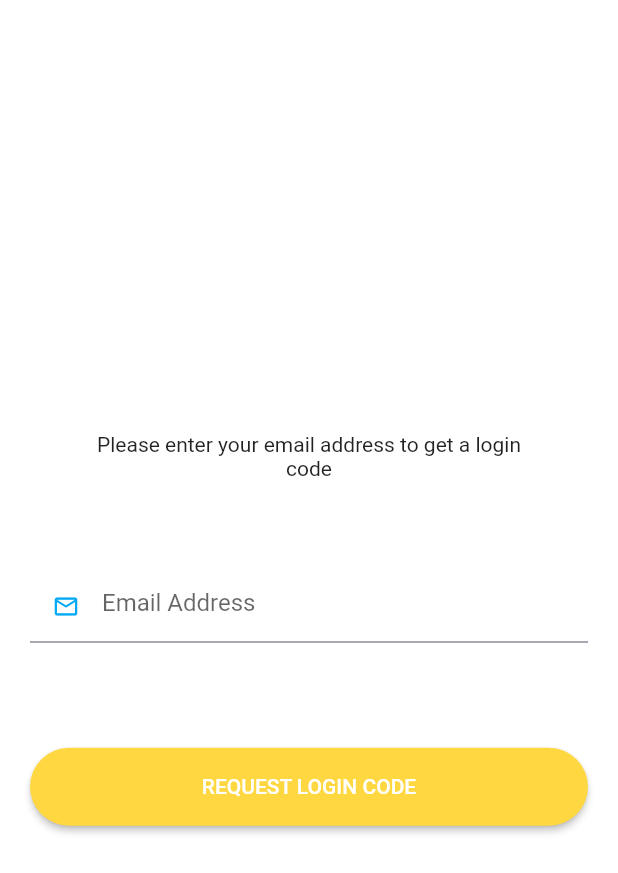
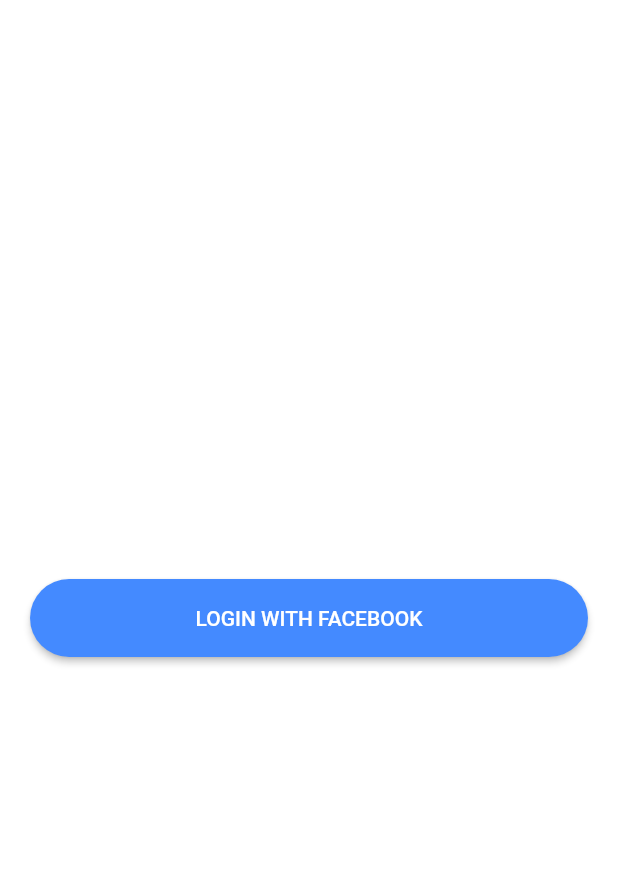
Before and after one commit to korgara/flutter_boilerplate, a Flutter app: the screen it shows after launch, on a phone screen of 412 x 824 dp. Shown: the top 873 px of the screen. Run offline on Flutter 3.47's test engine with Material 2 defaults, Android fonts, the phone set to English and light mode, and no system bars; our stand-ins replace shared_preferences; missing offline and left inert: flutter_facebook_login.

Commit message:
Implemented login with facebook

```diff
--- a/lib/main.dart
+++ b/lib/main.dart
@@ -1,7 +1,7 @@
 import 'package:flutter/material.dart';
-import './ui/login/enter-email-screen.dart';
 import 'package:shared_preferences/shared_preferences.dart';
 import 'package:path_provider/path_provider.dart';
+import './ui/login/login-screen.dart';
 import './models/account-model.dart';
 import './ui/login/auth-state.dart';
 import './ui/theme.dart';
@@ -37,7 +37,27 @@ class _MyAppState extends State<MyApp> implements AuthStateListener {
           title: 'Flutter Demo',
           theme: AppThemeProvider.mainTheme,
           home: Scaffold(
-            body: Center(child: Text('Hello, LitsLink, you are logged in.')),
+            body: Center(
+              child: Column(
+                mainAxisAlignment: MainAxisAlignment.center,
+                children: <Widget>[
+                  Text('Hello, LitsLink, you are logged in.'),
+                  Account.current.picture != null
+                    ? Container(
+                        margin: EdgeInsets.only(top: 30.0),
+                        width: 50,
+                        height: 50,
+                        decoration: BoxDecoration(
+                          shape: BoxShape.circle,
+                          image: DecorationImage(
+                            image: NetworkImage(Account.current.picture.url)
+                          )
+                        )
+                      )
+                    : SizedBox(),
+                ],
+              )
+            ),
             appBar: AppBar(),
             drawer: Drawer(
               child: SafeArea(
@@ -59,7 +79,7 @@ class _MyAppState extends State<MyApp> implements AuthStateListener {
         title: 'Flutter Demo',
         theme: AppThemeProvider.mainTheme,
         home: Scaffold(
-          body: EnterEmailScreen(),
+          body: LoginScreen(),
         ),
       );
   }
--- a/lib/models/account-model.dart
+++ b/lib/models/account-model.dart
@@ -1,12 +1,47 @@
 class Account {
+  String id, name, firstName, lastName, email;
+  FBPicture picture;
   static Account current;
 
-  // TODO: implement fromApiResponse
-  Account.fromApiResponse(Map<String, dynamic> json);
+  Account.fromApiResponse(Map<String, dynamic> a):
+      id = a["id"],
+      name = a["name"],
+      lastName = a["last_name"],
+      firstName = a["first_name"],
+      email = a["email"],
+      picture = FBPicture.fromApiResponse(a["picture"]["data"]);
 
-  // TODO: implement fromJson
-  Account.fromJson(Map<String, dynamic> resp);
+  Account.fromJson(Map<String, dynamic> json):
+      id = json["id"],
+      name = json["name"],
+      lastName = json["lastName"],
+      firstName = json["firstName"],
+      email = json["email"],
+      picture = FBPicture.fromApiResponse(json["picture"]);
 
-  // TODO: implement toJson
-  Map<String, dynamic> toJson() => Map<String, dynamic>();
+  Map<String, dynamic> toJson() => {
+    'id': id,
+    'name': name,
+    'email': email,
+    'firstName': firstName,
+    'lastName': lastName,
+    'picture': picture.toJson(),
+  };
 }
+
+class FBPicture {
+  int height, width;
+  String url;
+
+  FBPicture.fromApiResponse(Map<String, dynamic> p):
+    height = p["height"],
+    width = p["width"],
+    url = p["url"];
+
+  Map<String, dynamic> toJson() => {
+    "height": height,
+    "width": width,
+    "url": url,
+  };
+
+}
--- /dev/null
+++ b/lib/services/api/fb-api.dart
@@ -0,0 +1,17 @@
+
+import 'package:flutter_boilerplate/models/account-model.dart';
+
+import './base-api.dart';
+
+
+class FBApi extends API {
+  Future<Account> requestProfile(String token) async {
+    final url = 'https://graph.facebook.com/v2.12/me?fields=name,first_name,last_name,email,picture&access_token=$token';
+    final res = await API.get(
+      url: url,
+      customHost: true,
+      debugLogBody: true,
+    );
+    return Account.fromApiResponse(res);
+  }
+}
--- a/lib/services/api/login-api.dart
+++ /dev/null
@@ -1,23 +0,0 @@
-import './base-api.dart';
-
-class LoginApi extends API {
-  Future<Null> requestCode(String email) async {
-    // TODO: implment requestCode
-    final url = '/api/request-code';
-    await API.post(
-      url: url,
-      body: { 'email': email },
-      debugLogBody: true,
-    );
-    return null;
-  }
-
-  Future<Map<String, dynamic>> requestToken(String email, String code) async {
-    // TODO: implement requestToken
-    return await API.post(
-      url: '/api/request-token',
-      body: { 'email': email, 'code': code },
-      debugLogBody: true,
-    );
-  }
-}
--- /dev/null
+++ b/lib/ui/common-widgets/fb-button.dart
@@ -0,0 +1,47 @@
+import 'package:flutter/material.dart';
+import 'package:flutter_boilerplate/models/account-model.dart';
+import 'package:flutter_boilerplate/ui/common-widgets/main-button.dart';
+import 'package:flutter_boilerplate/ui/login/auth-state.dart';
+import 'package:flutter_boilerplate/ui/login/fb-provider.dart';
+
+class _FBButtonState extends State<FBButton> with FBScreenProvider {
+  FBScreenPresenter _presenter;
+  bool _loading = false;
+
+  _FBButtonState() {
+    _presenter = FBScreenPresenter(this);
+  }
+  @override
+  void onActionError(String errorTxt) {
+    print(errorTxt);
+  }
+
+  @override
+  void onActionSuccess(Account acc) async {
+    Account.current = acc;
+    AuthStateProvider().notify(AuthState.LOGGED_IN);
+  }
+
+  void _onFBBtnTap() {
+    setState(() {
+      _loading = true;
+    });
+    _presenter.requestToken();
+  }
+
+  @override
+  Widget build(BuildContext context) {
+    return MainButton(
+      key: Key('fb_btn'),
+      text: 'LOGIN WITH FACEBOOK',
+      bgColor: Colors.blueAccent,
+      isLoading: _loading,
+      onTap: _onFBBtnTap,
+    );
+  }
+}
+
+class FBButton extends StatefulWidget {
+  @override
+  _FBButtonState createState() => _FBButtonState();
+}
--- a/lib/ui/login/auth-provider.dart
+++ /dev/null
@@ -1,36 +0,0 @@
-import '../../models/account-model.dart';
-import '../../services/api/login-api.dart';
-import '../../services/prefs-service.dart';
-
-abstract class AuthScreenProvider {
-  void onLoginCodeRequested(String email);
-  void onActionSuccess(Account user);
-  void onActionError(String errorTxt);
-}
-
-class AuthScreenPresenter {
-  AuthScreenProvider _view;
-  LoginApi _loginApi = LoginApi();
-  AuthScreenPresenter(this._view);
-
-  void requestCode(String email) async {
-    try {
-      await _loginApi.requestCode(email);
-      _view.onLoginCodeRequested(email);
-    } catch (e) {
-      _view.onActionError(e.toString());
-    }
-  }
-
-  void doLogin(String email, String code) async {
-    try {
-      final Map<String, dynamic> response = await _loginApi.requestToken(email, code);
-      Account user = Account.fromApiResponse(response);
-
-      PrefsService().storeSession(user);
-      _view.onActionSuccess(user);
-    } catch (e) {
-      _view.onActionError(e.toString());
-    }
-  }
-}
--- a/lib/ui/login/enter-email-screen.dart
+++ /dev/null
@@ -1,139 +0,0 @@
-import 'package:flutter/material.dart';
-
-import '../../models/account-model.dart';
-import '../../utils/common.dart';
-import '../common-widgets/main-button.dart';
-import './enter-code-screen.dart';
-import './auth-provider.dart';
-
-class _EnterEmailScreenState extends State<EnterEmailScreen> with AuthScreenProvider {
-  bool _isDataSending = false;
-  final _formKey = GlobalKey<FormState>();
-  FocusNode _emailFieldFocusNode = new FocusNode();
-  TextEditingController _emailFieldController = TextEditingController();
-  AuthScreenPresenter _presenter;
-
-  _EnterEmailScreenState() {
-    _presenter = AuthScreenPresenter(this);
-  }
-
-  @override
-  void onLoginCodeRequested(String email) {
-    setState(() {
-      _isDataSending = false;
-    });
-    Navigator.of(context).push(
-      MaterialPageRoute(
-        builder: (_) => EnterCodeScreen(email: email),
-      ),
-    );
-    _emailFieldController.clear();
-  }
-
-  @override
-  void onActionError(String errorTxt) {
-    showAlert(context, errorTxt);
-    setState(() {
-      _isDataSending = false;
-    });
-  }
-
-  @override
-  void onActionSuccess(Account user) {
-  }
-
-  @override
-  dispose() {
-    _emailFieldController.clear();
-    _emailFieldFocusNode.dispose();
-    super.dispose();
-  }
-
-  Function _handleNext() {
-    if (_isDataSending) return null;
-
-    return () {
-      if (_formKey.currentState.validate()) {
-        setState(() {
-          _isDataSending = true;
-        });
-        _presenter.requestCode(_emailFieldController.text.trim());
-      }
-    };
-  }
-
-  Widget _buildEmailInput() {
-    return Form(
-      key: _formKey,
-      child: Padding(
-        padding: const EdgeInsets.only(top: 60.0),
-        child: TextFormField(
-          key: Key('email_input'),
-          keyboardType: TextInputType.emailAddress,
-          autocorrect: false,
-          validator: (String value) {
-            Pattern pattern = r'^(([^<>()[\]\\.,;:\s@\"]+(\.[^<>()[\]\\.,;:\s@\"]+)*)|(\".+\"))@((\[[0-9]{1,3}\.[0-9]{1,3}\.[0-9]{1,3}\.[0-9]{1,3}\])|(([a-zA-Z\-0-9]+\.)+[a-zA-Z]{2,}))$';
-            RegExp regex = RegExp(pattern);
-            if (!regex.hasMatch(value)) {
-              return 'Enter Valid Email';
-            }
-            return null;
-          },
-          controller: _emailFieldController,
-          focusNode: _emailFieldFocusNode,
-          decoration: InputDecoration(
-            hintText: 'Email Address',
-            prefixIcon: Icon(
-              Icons.mail_outline,
-              size: 18.0,
-              color: _emailFieldFocusNode.hasFocus ? Colors.blue : Colors.lightBlue,
-            ),
-            enabledBorder: const UnderlineInputBorder(
-              borderSide: const BorderSide(color: Color(0xFF8B8B99)),
-            ),
-            focusedBorder: const UnderlineInputBorder(
-              borderSide: const BorderSide(color: Color(0xFF8B8B99)),
-            ),
-          ),
-        ),
-      ),
-    );
-  }
-
-  @override
-  Widget build(BuildContext context) {
-    return Scaffold(
-      body: Container(
-        padding: const EdgeInsets.symmetric(horizontal: 20.0),
-        child: Flex(
-          direction: Axis.vertical,
-          mainAxisAlignment: MainAxisAlignment.center,
-          children: <Widget>[
-            Padding(
-              padding: const EdgeInsets.only(top: 15.0, left: 30.0, right: 30.0),
-              child: Text(
-                'Please enter your email address to get a login code',
-                textAlign: TextAlign.center,
-              ),
-            ),
-            _buildEmailInput(),
-            Padding(
-              padding: const EdgeInsets.only(top: 70.0),
-              child: MainButton(
-                key: Key('request_code_btn'),
-                text: 'REQUEST LOGIN CODE',
-                isLoading: _isDataSending,
-                onTap: _handleNext(),
-              ),
-            ),
-          ]
-        )
-      ),
-    );
-  }
-}
-
-class EnterEmailScreen extends StatefulWidget {
-  @override
-  _EnterEmailScreenState createState() => _EnterEmailScreenState();
-}
--- /dev/null
+++ b/lib/ui/login/login-screen.dart
@@ -0,0 +1,14 @@
+import 'package:flutter/material.dart';
+import 'package:flutter_boilerplate/ui/common-widgets/fb-button.dart';
+
+class LoginScreen extends StatelessWidget {
+  @override
+  Widget build(BuildContext context) {
+    return Center(
+      child: Padding(
+        padding: const EdgeInsets.symmetric(horizontal: 20),
+        child: FBButton(),
+      ),
+    );
+  }
+}
--- a/pubspec.yaml
+++ b/pubspec.yaml
@@ -26,6 +26,7 @@ dependencies:
   http: ^0.12.0+1
   shared_preferences: ^0.5.1+2
   path_provider: ^0.5.0+1
+  flutter_facebook_login: 1.2.0
 
 dev_dependencies:
   test: ^1.5.1
```
Also changed, not shown: lib/ui/login/enter-code-screen.dart (deleted, +0 -151 lines), lib/ui/login/fb-provider.dart (added, +43 -0 lines), lib/generated/i18n.dart (added), pubspec.lock, res/values/strings_en.arb (added), 8 other files.
